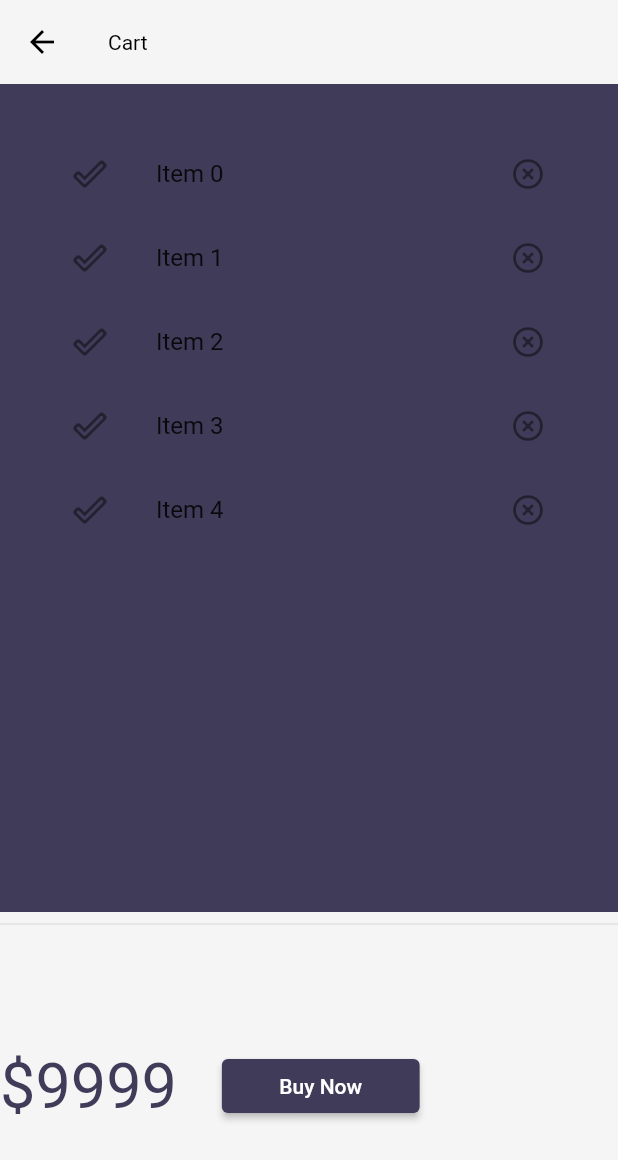
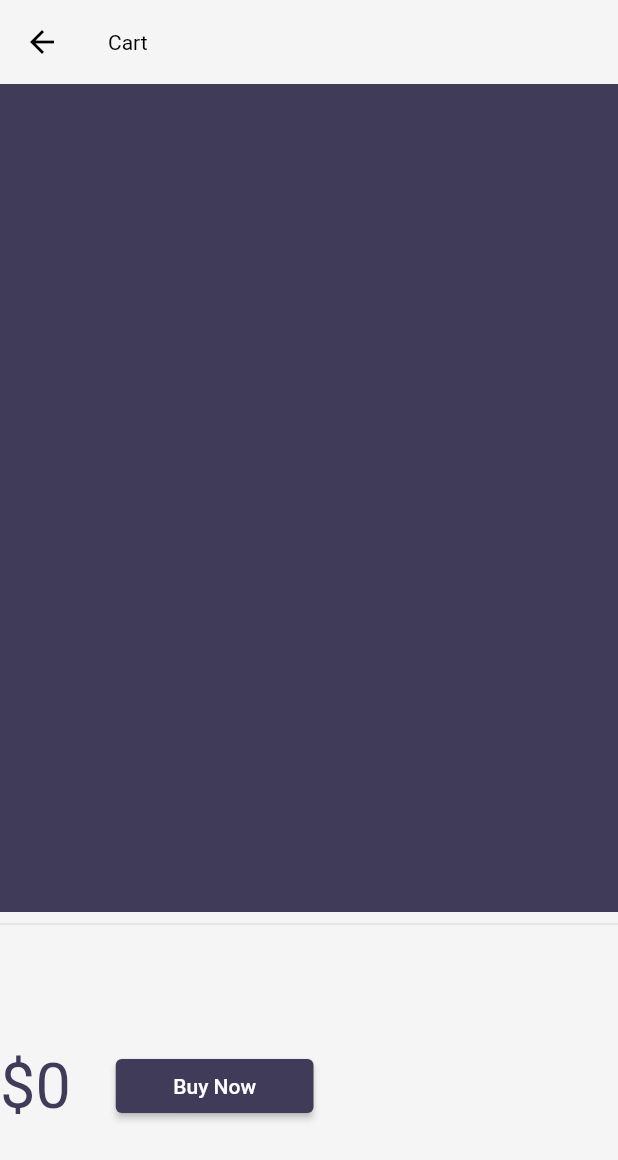
Before and after one commit to Mohitkoley/flutter_catalog, a Flutter app: the screen it shows after launch, after a tap on an icon or button, on a phone screen of 412 x 824 dp. Shown: the top 1160 px of the screen. Run offline on Flutter 3.47's test engine with Material 2 defaults, Android fonts, the phone set to English and light mode, and no system bars; our stand-ins replace google_fonts, velocity_x; missing offline and left inert: dart:js; network calls fail.

Commit message:
day 24 completed

```diff
--- a/lib/models/cart.dart
+++ b/lib/models/cart.dart
@@ -1,4 +1,11 @@
 import 'package:flutter_catalog/models/catalog.dart';
+
+class CartModel {
+  static final cartModel = CartModel._internal();
+
+  CartModel._internal();
+
+  factory CartModel() => cartModel;
 
   CatalogModel _catalog = CatalogModel();
 
@@ -11,14 +18,17 @@ set catalog(CatalogModel newcatalog) {
     _catalog = newcatalog;
   }
 
-List<Item> get items => _itemIds.map((id) => _catalog.getItembyId(id)).toList();
+  List<Item> get items =>
+      _itemIds.map((id) => _catalog.getItembyId(id)).toList();
 
-num get totalPrice => items.fold(0, (total, current) => total + current.price);
+  num get totalPrice =>
+      items.fold(0, (total, current) => total + current.price);
 
-void get(Item item) {
+  void add(Item item) {
     _itemIds.add(item.id);
   }
 
   void remove(Item item) {
     _itemIds.remove(item.id);
   }
+}
--- a/lib/models/catalog.dart
+++ b/lib/models/catalog.dart
@@ -2,6 +2,14 @@ import 'dart:convert';
 import 'dart:core';
 
 class CatalogModel {
+  static final catModel = CatalogModel._internal();
+
+  CatalogModel._internal(); //private constructor
+
+  factory CatalogModel() {
+    return catModel;
+  }
+
   static List<Item> items = [
     Item(1, "iPhone 12 Pro", "Apple Iphone 12th genration", 999, "#33505a",
         "https://encrypted-tbn0.gstatic.com/images?q=tbn:ANd9GcRISJ6msIu4AU9_M9ZnJVQVFmfuhfyJjEtbUm3ZK11_8IV9TV25-1uM5wHjiFNwKy99w0mR5Hk&usqp=CAc"),
--- a/lib/pages/cart_page.dart
+++ b/lib/pages/cart_page.dart
@@ -1,4 +1,5 @@
 import 'package:flutter/material.dart';
+import 'package:flutter_catalog/models/cart.dart';
 import 'package:velocity_x/velocity_x.dart';
 
 class CartPage extends StatelessWidget {
@@ -27,7 +28,8 @@ class CartPage extends StatelessWidget {
 }
 
 class _CartTotal extends StatelessWidget {
-  const _CartTotal({Key? key}) : super(key: key);
+  final _cart = CartModel();
+  _CartTotal({Key? key}) : super(key: key);
 
   @override
   Widget build(BuildContext context) {
@@ -35,7 +37,11 @@ class _CartTotal extends StatelessWidget {
       height: 200,
       child: Row(
         children: [
-          "\$9999".text.xl5.color(context.theme.colorScheme.secondary).make(),
+          "\$${_cart.totalPrice}"
+              .text
+              .xl5
+              .color(context.theme.colorScheme.secondary)
+              .make(),
           30.widthBox,
           ElevatedButton(
               onPressed: () {
@@ -62,13 +68,14 @@ class _cartTotal extends StatefulWidget {
 }
 
 class __cartTotalState extends State<_cartTotal> {
+  final _cart = CartModel();
   @override
   Widget build(BuildContext context) {
     return ListView.builder(
-        itemCount: 5,
+        itemCount: _cart.items.length,
         itemBuilder: (context, index) => ListTile(
               leading: Icon(Icons.done_outline_rounded),
-              title: Text("Item $index"),
+              title: _cart.items[index].name.text.make(),
               trailing: Icon(Icons.highlight_remove_sharp),
             ));
   }
--- a/lib/widgets/home_widgets/catalog_list.dart
+++ b/lib/widgets/home_widgets/catalog_list.dart
@@ -1,4 +1,5 @@
 import 'package:flutter/material.dart';
+import 'package:flutter_catalog/models/cart.dart';
 import 'package:flutter_catalog/models/catalog.dart';
 import 'package:flutter_catalog/pages/home_detail_page.dart';
 
@@ -58,17 +59,7 @@ class CatalogItem extends StatelessWidget {
               buttonPadding: Vx.mH8,
               children: [
                 "\$${catalog.image}".text.make(),
-                ElevatedButton(
-                  style: ButtonStyle(
-                    backgroundColor: MaterialStateProperty.all(
-                        Theme.of(context).primaryColor),
-                    shape: MaterialStateProperty.all(
-                      StadiumBorder(),
-                    ),
-                  ),
-                  onPressed: () {},
-                  child: "Add to Cart".text.make(),
-                ),
+                _AddToCartState(catalog: catalog),
               ],
             ).pOnly(right: 8.0)
           ],
@@ -77,3 +68,39 @@ class CatalogItem extends StatelessWidget {
     ).color(context.cardColor).roundedLg.square(150).make().py16();
   }
 }
+
+class _AddToCartState extends StatefulWidget {
+  final Item catalog;
+  _AddToCartState({
+    Key? key,
+    required this.catalog,
+  }) : super(key: key);
+
+  @override
+  State<_AddToCartState> createState() => _AddToCartStateState();
+}
+
+class _AddToCartStateState extends State<_AddToCartState> {
+  bool isAdded = false;
+  @override
+  Widget build(BuildContext context) {
+    return ElevatedButton(
+      style: ButtonStyle(
+        backgroundColor:
+            MaterialStateProperty.all(Theme.of(context).primaryColor),
+        shape: MaterialStateProperty.all(
+          StadiumBorder(),
+        ),
+      ),
+      onPressed: () {
+        final _catalog = CatalogModel();
+        final _cart = CartModel();
+        _cart.catalog = _catalog;
+        _cart.add(widget.catalog);
+        isAdded = isAdded.toggle();
+        setState(() {});
+      },
+      child: isAdded ? Icon(Icons.done_outline) : "Add to Cart".text.make(),
+    );
+  }
+}
```
Lines whose indentation alone changed are shown as unchanged.
